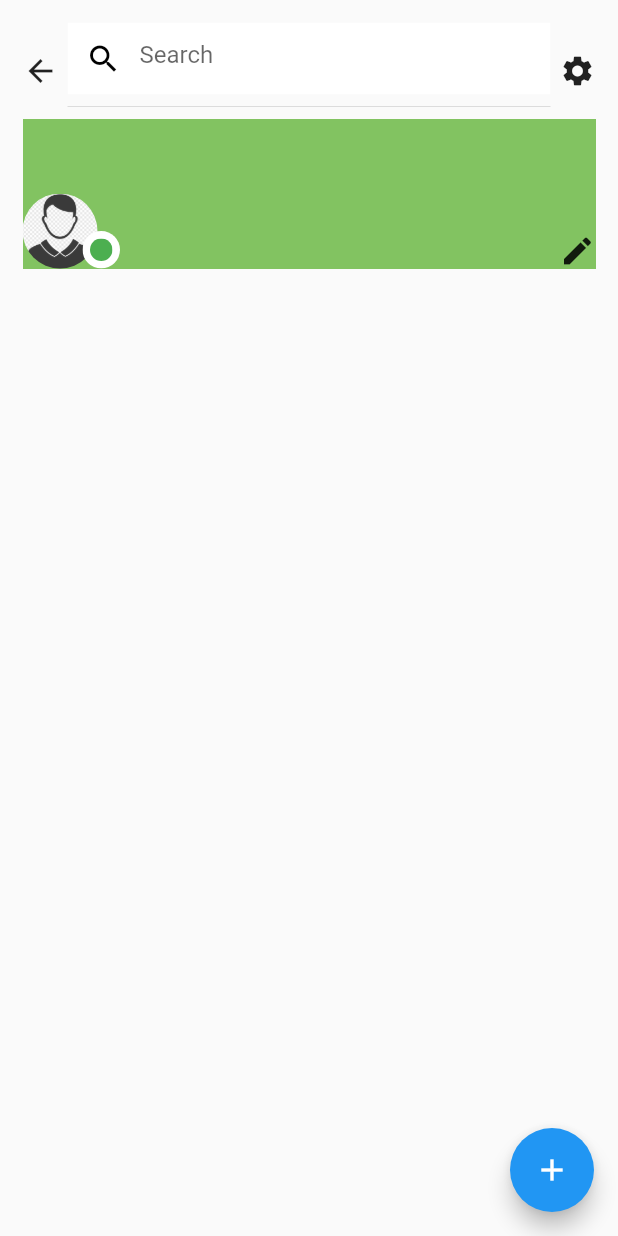
After one commit to AghvanChakhalyan/linkedin, a Flutter app: the MyPage screen opened directly, on a phone screen of 412 x 824 dp. The commit adds this screen. Run offline on Flutter 3.47's test engine with Material 2 defaults, Android fonts, the phone set to English and light mode, and no system bars.

Commit message:
initial commit

```diff
--- a/lib/pages/home_page.dart
+++ b/lib/pages/home_page.dart
@@ -1,6 +1,7 @@
 import 'package:flutter/material.dart';
 import 'package:linkedin/pages/job_page.dart';
 import 'package:linkedin/pages/message_page.dart';
+import 'package:linkedin/pages/my_page.dart';
 import 'package:linkedin/pages/qr_code_page.dart';
 
 class HomePage extends StatefulWidget {
@@ -107,7 +108,15 @@ class _HomePageState extends State<HomePage> {
                     borderRadius: BorderRadius.circular(30),
                   ),
                   child: GestureDetector(
-                    onTap: (){},
+                    onTap: (){
+                      Navigator.of(context).push(
+                          MaterialPageRoute(builder:
+                          (context){
+                           return MyPage();
+                          }
+                          ),
+                      );
+                    },
                     child: Image(
                       image: AssetImage("assets/avatar.png")
                       ),
--- /dev/null
+++ b/lib/pages/my_page.dart
@@ -0,0 +1,154 @@
+import 'dart:math';
+
+import 'package:flutter/cupertino.dart';
+import 'package:flutter/material.dart';
+
+class MyPage extends StatefulWidget {
+  @override
+  _MyPageState createState() => _MyPageState();
+}
+
+class _MyPageState extends State<MyPage> {
+  @override
+  Widget build(BuildContext context) {
+    return SafeArea(
+      child: Scaffold(
+        body: _body(),
+        floatingActionButton: FloatingActionButton(
+          onPressed: null,
+          tooltip: "hello",
+          child: Icon(Icons.add),
+        ),
+      ),
+    );
+  }
+
+  Widget _body() {
+    return SingleChildScrollView(
+      child: Container(
+        margin: EdgeInsets.all(15),
+        child: Column(
+          children: [
+            Row(
+              mainAxisAlignment: MainAxisAlignment.spaceAround,
+              children: [
+                Container(
+                  margin: EdgeInsets.only(right: 5),
+                  child: GestureDetector(
+                    onTap: () {
+                      Navigator.of(context).pop();
+                    },
+                    child: Icon(
+                      Icons.arrow_back,
+                    ),
+                  ),
+                ),
+                Expanded(
+                  child: Container(
+                    padding: EdgeInsets.symmetric(horizontal: 1),
+                    child: Column(
+                      children: [
+                        ClipRRect(
+                          child: TextField(
+                            decoration: InputDecoration(
+                              filled: true,
+                              fillColor: Colors.white,
+                              border: InputBorder.none,
+                              prefixIcon: Container(
+                                child: Icon(
+                                  Icons.search,
+                                  color: Colors.black,
+                                ),
+                              ),
+                              hintText: "Search",
+                            ),
+                          ),
+                        ),
+                        Divider(),
+                      ],
+                    ),
+                  ),
+                ),
+                Container(
+                  margin: EdgeInsets.only(left: 5),
+                  child: GestureDetector(
+                    onTap: () {},
+                    child: Icon(
+                      Icons.settings,
+                    ),
+                  ),
+                ),
+              ],
+            ),
+            Stack(
+              alignment: Alignment.bottomLeft,
+              children: [
+                Align(
+                  // alignment: Alignment.bottomLeft,
+                  child: Container(
+                    width: MediaQuery.of(context).size.width,
+                    height: 100,
+                    decoration: BoxDecoration(
+                      image: DecorationImage(
+                        image: AssetImage(
+                          "assets/background.png",
+                        ),
+                        fit: BoxFit.fitWidth,
+                      ),
+                    ),
+                  ),
+                ),
+                Container(
+                  child: Stack(
+                    alignment: Alignment.bottomLeft,
+                    children: [
+                      Align(
+                        alignment: Alignment.topLeft,
+                        child: Container(
+                          width: 50,
+                          height: 50,
+                          decoration: BoxDecoration(
+                            borderRadius: BorderRadius.circular(30),
+                            image: DecorationImage(
+                              image: AssetImage("assets/avatar.png"),
+                              fit: BoxFit.cover,
+                            ),
+                          ),
+                        ),
+                      ),
+                      Container(
+                        margin: EdgeInsets.only(
+                          left: 40,
+                        ),
+                        child: ClipRRect(
+                          borderRadius: BorderRadius.circular(30),
+                          child: Container(
+                            height: 25,
+                            width: 25,
+                            color: Colors.white,
+                            padding: EdgeInsets.all(5),
+                            child: ClipRRect(
+                              borderRadius: BorderRadius.circular(30),
+                              child: Container(
+                                color: Colors.green,
+                              ),
+                            ),
+                          ),
+                        ),
+                      ),
+                      Align(
+                          alignment: Alignment.bottomRight,
+                          child: GestureDetector(
+                            child: Icon(Icons.edit),
+                          ))
+                    ],
+                  ),
+                ),
+              ],
+            ),
+          ],
+        ),
+      ),
+    );
+  }
+}
```
